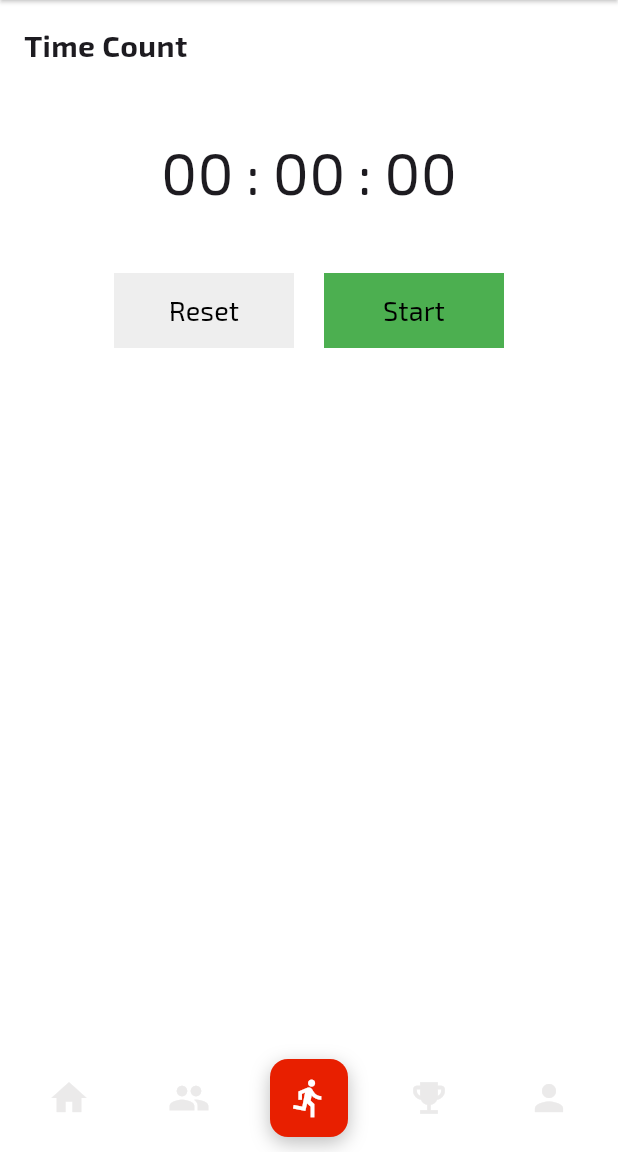
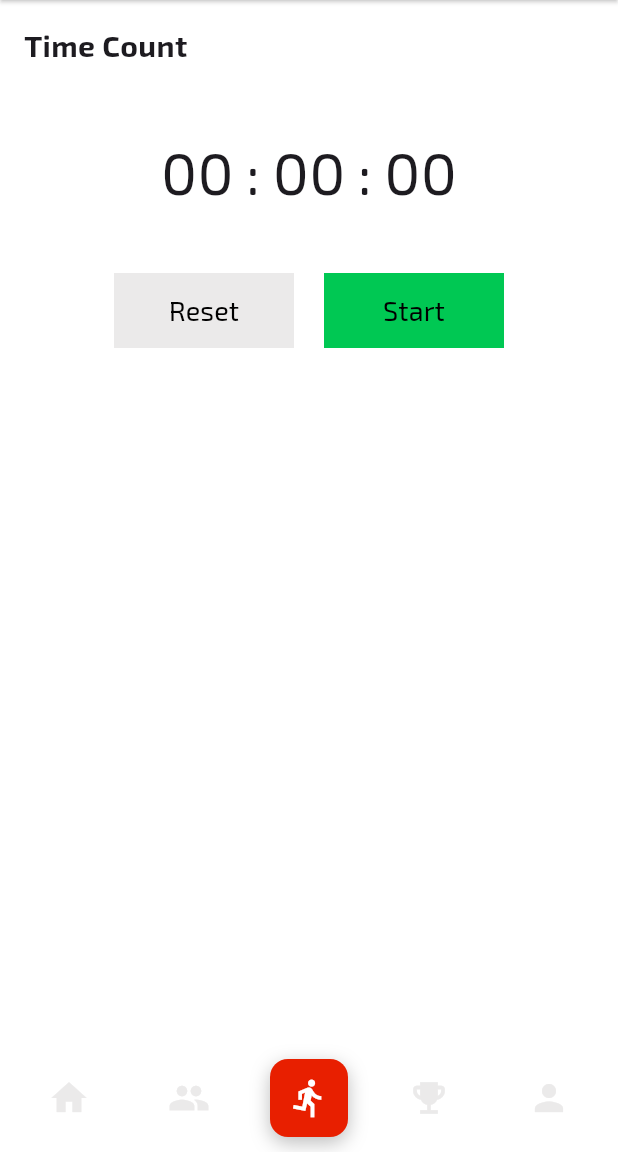
Before and after one commit to chanda-dev/race_tracking_app_g14, a Flutter app: the screen it shows after launch, on a phone screen of 412 x 824 dp, the part 84-1236 px from its top. Run offline on Flutter 3.47's test engine with Material 3 defaults, Android fonts, the phone set to English and light mode, and no system bars; project files that could hold a hidden picture were left out.

Commit message:
change the race button the the widget

```diff
--- a/lib/UI/providers/stop_watch_provider.dart
+++ b/lib/UI/providers/stop_watch_provider.dart
@@ -4,9 +4,11 @@ import 'package:flutter/material.dart';
 class StopWatchProvider extends ChangeNotifier {
   Duration duration = const Duration();
   Timer? timer;
+  bool isStart = true;
   void startTimer() {
     timer ??= Timer.periodic(const Duration(seconds: 1), (_) {
       duration += const Duration(seconds: 1);
+      isStart = false;
       notifyListeners();
     });
   }
@@ -14,6 +16,8 @@ class StopWatchProvider extends ChangeNotifier {
   void stopTimer() {
     timer?.cancel();
     timer = null;
+    isStart = true;
+    notifyListeners();
   }
 
   void resetTimer() {
--- a/lib/UI/screens/manager/homePage/homepage.dart
+++ b/lib/UI/screens/manager/homePage/homepage.dart
@@ -1,6 +1,5 @@
 import 'package:flutter/material.dart';
 import 'package:race_tracking_app_g14/UI/screens/manager/widget/participants_body.dart';
-import 'package:race_tracking_app_g14/utils/animations_util.dart';
 
 class Homepage extends StatelessWidget {
   const Homepage({super.key});
--- a/lib/UI/screens/manager/start_race/start_race.dart
+++ b/lib/UI/screens/manager/start_race/start_race.dart
@@ -1,12 +1,16 @@
 import 'package:flutter/material.dart';
+import 'package:provider/provider.dart';
+import 'package:race_tracking_app_g14/UI/providers/stop_watch_provider.dart';
 import 'package:race_tracking_app_g14/UI/screens/manager/widget/time_count.dart';
 import 'package:race_tracking_app_g14/UI/theme/theme.dart';
+import 'package:race_tracking_app_g14/UI/widgets/action/race_button.dart';
 
 class StartRace extends StatelessWidget {
   const StartRace({super.key});
 
   @override
   Widget build(BuildContext context) {
+    final stopWatchProvider = Provider.of<StopWatchProvider>(context);
     return Container(
       color: AppColors.backGroundColor,
       child: Padding(
@@ -27,62 +31,30 @@ class StartRace extends StatelessWidget {
               child: TimeCount(
                 fontSize: AppTextStyles.watch.fontSize!,
                 fontWeight: AppTextStyles.watch.fontWeight!,
+                stopWatchProvider: stopWatchProvider,
               ),
             ),
             const SizedBox(height: 32),
             Row(
               mainAxisAlignment: MainAxisAlignment.center,
               children: [
-                Container(
-                  width: 120,
-                  height: 50,
-                  color: Colors.grey[200], // <-- No border radius = Square
-                  child: TextButton(
-                    onPressed: () {
-                      // tuk ter implementasi
-                    },
-                    style: TextButton.styleFrom(
-                      padding: EdgeInsets.zero,
-                      shape: RoundedRectangleBorder(
-                        borderRadius: BorderRadius.zero,
-                        // <-- Make it square
-                      ),
-                    ),
-                    child: const Text(
-                      'Reset',
-                      style: TextStyle(
-                        color: Colors.black,
-                        fontSize: 18,
-                        fontWeight: FontWeight.w500,
-                      ),
-                    ),
-                  ),
+                RaceButton(
+                  text: 'Reset',
+                  color: AppColors.thirdColor,
+                  onClick: stopWatchProvider.resetTimer,
                 ),
                 const SizedBox(width: 20),
-                Container(
-                  width: 120,
-                  height: 50,
-                  color: Colors.green, // <-- No border radius = Square
-                  child: TextButton(
-                    onPressed: () {
-                      //jam ter implementasi
-                    },
-                    style: TextButton.styleFrom(
-                      padding: EdgeInsets.zero,
-                      shape: RoundedRectangleBorder(
-                        borderRadius: BorderRadius.zero, // <-- Make it square
-                      ),
+                stopWatchProvider.isStart
+                    ? RaceButton(
+                      text: 'Start',
+                      color: AppColors.green,
+                      onClick: stopWatchProvider.startTimer,
+                    )
+                    : RaceButton(
+                      text: 'Stop',
+                      color: AppColors.green,
+                      onClick: stopWatchProvider.stopTimer,
                     ),
-                    child: const Text(
-                      'Start',
-                      style: TextStyle(
-                        color: Colors.black,
-                        fontSize: 18,
-                        fontWeight: FontWeight.w500,
-                      ),
-                    ),
-                  ),
-                ),
               ],
             ),
           ],
--- a/lib/UI/screens/manager/widget/time_count.dart
+++ b/lib/UI/screens/manager/widget/time_count.dart
@@ -1,22 +1,20 @@
-import 'dart:async';
-
 import 'package:flutter/material.dart';
-import 'package:provider/provider.dart';
 import 'package:race_tracking_app_g14/UI/providers/stop_watch_provider.dart';
 import 'package:race_tracking_app_g14/UI/theme/theme.dart';
 
 class TimeCount extends StatelessWidget {
+  final StopWatchProvider stopWatchProvider;
   final double fontSize;
   final FontWeight fontWeight;
   const TimeCount({
     super.key,
     required this.fontSize,
     required this.fontWeight,
+    required this.stopWatchProvider,
   });
 
   @override
   Widget build(BuildContext context) {
-    final stopWatchProvider = Provider.of<StopWatchProvider>(context);
     String twoDigits(int n) => n.toString().padLeft(2, '0');
     final hours = twoDigits(stopWatchProvider.duration.inHours);
     final minutes = twoDigits(
--- a/lib/UI/theme/theme.dart
+++ b/lib/UI/theme/theme.dart
@@ -12,6 +12,8 @@ class AppColors {
   static Color thirdColors = const Color.fromARGB(255, 235, 234, 234);
 
   static Color white = Colors.white;
+
+  static Color green = Color(0xff00C853);
 
   static Color get primary {
     return AppColors.primarys;
--- /dev/null
+++ b/lib/UI/widgets/action/race_button.dart
@@ -0,0 +1,40 @@
+import 'package:flutter/material.dart';
+
+class RaceButton extends StatelessWidget {
+  final String text;
+  final Color color;
+  final VoidCallback onClick;
+  const RaceButton({
+    super.key,
+    required this.text,
+    required this.color,
+    required this.onClick,
+  });
+
+  @override
+  Widget build(BuildContext context) {
+    return Container(
+      width: 120,
+      height: 50,
+      color: color,
+      child: TextButton(
+        onPressed: onClick,
+        style: TextButton.styleFrom(
+          padding: EdgeInsets.zero,
+          shape: RoundedRectangleBorder(
+            borderRadius: BorderRadius.zero,
+            // <-- Make it square
+          ),
+        ),
+        child: Text(
+          text,
+          style: TextStyle(
+            color: Colors.black,
+            fontSize: 18,
+            fontWeight: FontWeight.w500,
+          ),
+        ),
+      ),
+    );
+  }
+}
--- a/lib/UI/widgets/part_table.dart
+++ b/lib/UI/widgets/part_table.dart
@@ -6,7 +6,6 @@ import 'package:race_tracking_app_g14/UI/screens/form_update_participant.dart';
 import 'package:race_tracking_app_g14/UI/theme/theme.dart';
 import 'package:race_tracking_app_g14/UI/widgets/participate_cart.dart';
 import 'package:race_tracking_app_g14/models/participant/participant_model.dart';
-import 'package:race_tracking_app_g14/utils/animations_util.dart';
 
 class PartTable extends StatefulWidget {
   const PartTable({super.key});
```
